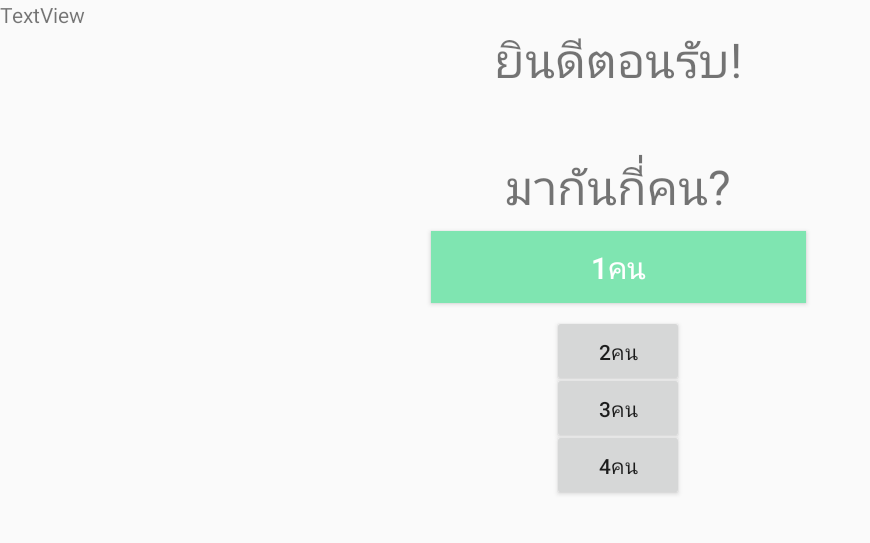
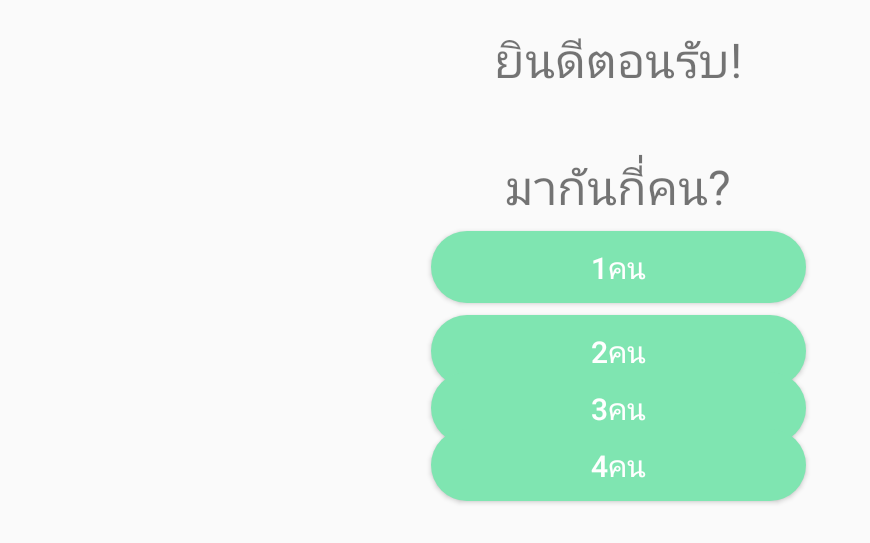
Before and after one commit to RunningTHPed/SayiwGrill, an Android app: the screen it shows after launch (MainActivity), on a phone screen of 824 x 412 dp (held sideways). Shown: the top 543 px of the screen, without its empty margins (0-870 px from the left). Run offline under Robolectric (Android 15) with nearby library versions, the phone set to English and light mode, and no system bars.

Commit message:
pop up  draft

```diff
--- a/app/src/main/java/com/example/myapplication/MainActivity.java
+++ b/app/src/main/java/com/example/myapplication/MainActivity.java
@@ -1,29 +1,53 @@
 package com.example.myapplication;
 
+import androidx.appcompat.app.AlertDialog;
 import androidx.appcompat.app.AppCompatActivity;
 
 import android.content.Intent;
 import android.os.Bundle;
 import android.view.View;
 import android.widget.Button;
+import android.widget.Toast;
 
 public class   MainActivity extends AppCompatActivity {
 
     int number = 0;
+
     @Override
     protected void onCreate(Bundle savedInstanceState) {
         super.onCreate(savedInstanceState);
         setContentView(R.layout.activity_main);
+        AlertDialog dialog = new AlertDialog.Builder(this)
+                .setTitle("fuck")
+                .setMessage("Message")
+                .setPositiveButton("ok",null)
+                .setNegativeButton("cancel",null)
+                .show();
+
+
+
+
+
 
         Button Button1 = (Button) findViewById(R.id.button1);
         Button1.setOnClickListener(new View.OnClickListener() {
             @Override
             public void onClick(View view) {
+
+                Button positiveButton = dialog.getButton(AlertDialog.BUTTON_POSITIVE);
+                positiveButton.setOnClickListener(new View.OnClickListener() {
+                    @Override
+                    public void onClick(View view) {
+                        Toast.makeText(MainActivity.this,"Not closing",Toast.LENGTH_SHORT).show();
+
+                    }
+                });
                 startActivity(new Intent(MainActivity.this, Menu.class));
                 number = 1;
                 Intent intent = new Intent(MainActivity.this, Menu.class);
                 intent.putExtra("MyX", number);
                 startActivity(intent);
+
             }
         });
 
--- a/app/src/main/res/drawable/buttondesign.xml
+++ b/app/src/main/res/drawable/buttondesign.xml
@@ -2,5 +2,6 @@
 <shape xmlns:android="http://schemas.android.com/apk/res/android" android:shape="rectangle">
 
     <solid android:color="#7FE5B1"></solid>
+    <corners android:radius="30dp"></corners>
 
 </shape>
--- a/app/src/main/res/layout/activity_main.xml
+++ b/app/src/main/res/layout/activity_main.xml
@@ -46,9 +46,12 @@
 
     <Button
         android:id="@+id/button2"
-        android:layout_width="wrap_content"
+        android:layout_width="250dp"
         android:layout_height="wrap_content"
         android:text="2คน"
+        android:textSize="20sp"
+        android:textColor="#FFFFFF"
+        android:background="@drawable/buttondesign"
         app:layout_constraintBottom_toBottomOf="parent"
         app:layout_constraintEnd_toEndOf="parent"
         app:layout_constraintStart_toStartOf="parent"
@@ -57,9 +60,12 @@
 
     <Button
         android:id="@+id/button3"
-        android:layout_width="wrap_content"
+        android:layout_width="250dp"
         android:layout_height="wrap_content"
         android:text="3คน"
+        android:textColor="#FFFFFF"
+        android:textSize="20sp"
+        android:background="@drawable/buttondesign"
         app:layout_constraintBottom_toBottomOf="parent"
         app:layout_constraintEnd_toEndOf="parent"
         app:layout_constraintStart_toStartOf="parent"
@@ -68,22 +74,17 @@
 
     <Button
         android:id="@+id/button4"
-        android:layout_width="wrap_content"
+        android:layout_width="250dp"
         android:layout_height="wrap_content"
         android:text="4คน"
+        android:textColor="#FFFFFF"
+        android:textSize="20sp"
+        android:background="@drawable/buttondesign"
         app:layout_constraintBottom_toBottomOf="parent"
         app:layout_constraintEnd_toEndOf="parent"
         app:layout_constraintStart_toStartOf="parent"
         app:layout_constraintTop_toBottomOf="@+id/textView2"
         app:layout_constraintVertical_bias="0.643" />
 
-    <TextView
-        android:id="@+id/textView4"
-        android:layout_width="wrap_content"
-        android:layout_height="wrap_content"
-        android:text="TextView"
-        tools:layout_editor_absoluteX="207dp"
-        tools:layout_editor_absoluteY="184dp" />
-
 
 </androidx.constraintlayout.widget.ConstraintLayout>
```
